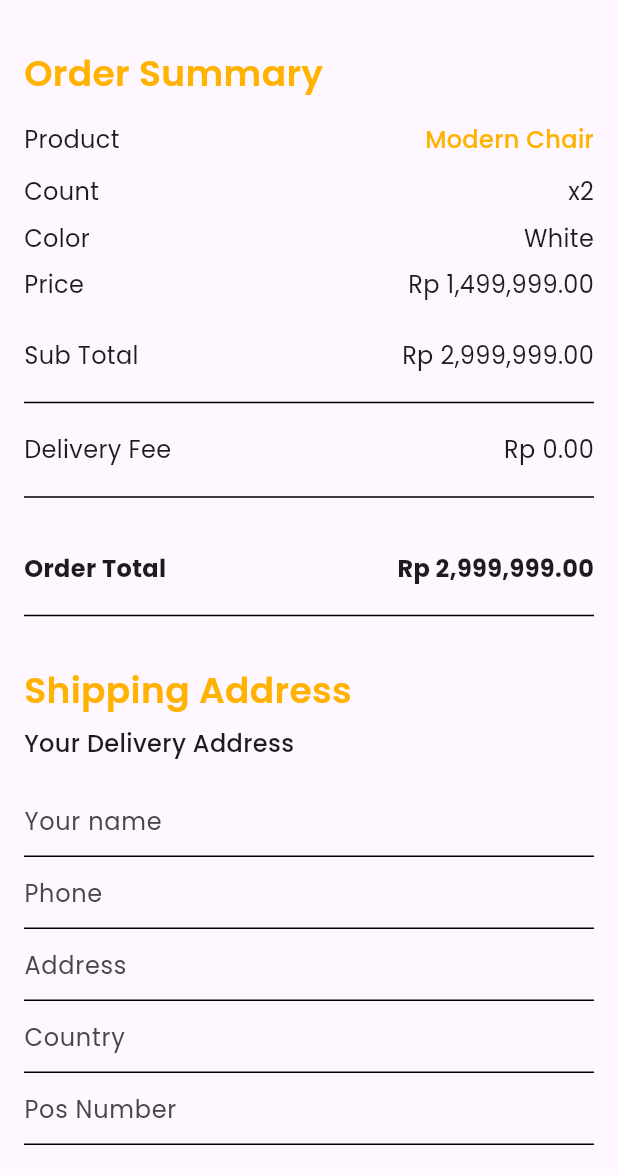
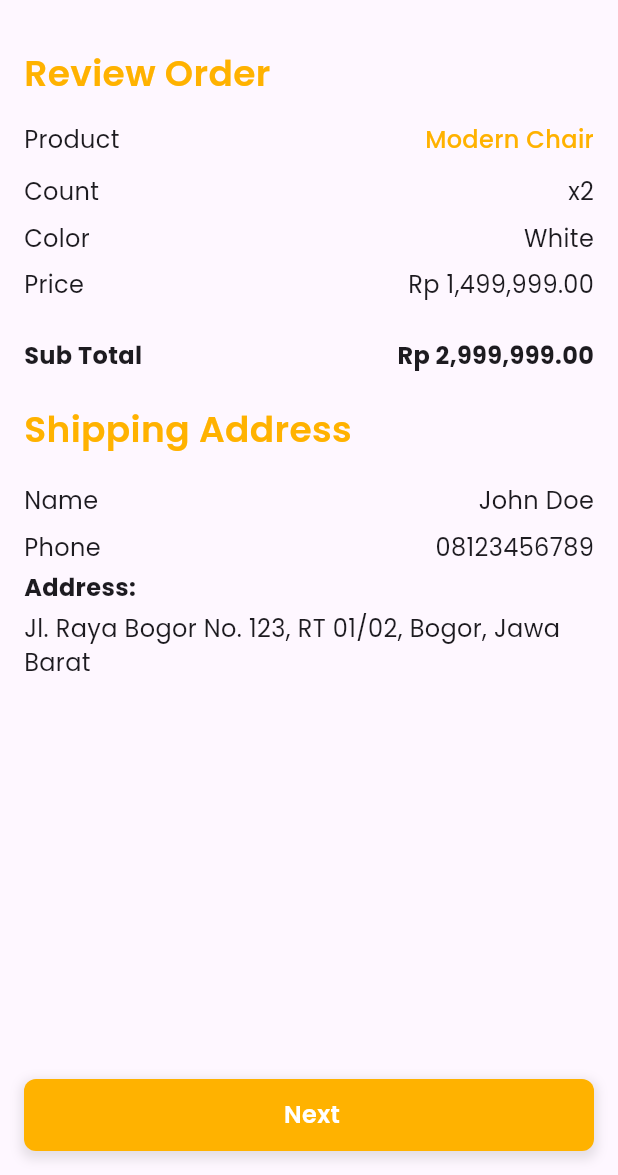
Before and after one commit to fauz2323/woodman_fe, a Flutter app: the screen it shows after launch, on a phone screen of 412 x 824 dp, the part 61-1236 px from its top. Run offline on Flutter 3.47's test engine with Material 3 defaults, Android fonts, the light colour scheme and no system bars; our stand-ins replace bloc, carousel_slider, flutter_bloc, freezed_annotation, google_fonts; generated files the repository leaves out were written again.

Commit message:
Add review order page with state management and routing

```diff
--- a/lib/helper/route_helper.dart
+++ b/lib/helper/route_helper.dart
@@ -4,6 +4,7 @@ import 'package:woodman_project_fe/main/view/pages/edit_profile/edit_profile_vie
 import 'package:woodman_project_fe/main/view/pages/empty_cart/empty_cart_view.dart';
 import 'package:woodman_project_fe/main/view/pages/home/home_view.dart';
 import 'package:woodman_project_fe/main/view/pages/product_detail/product_detail_view.dart';
+import 'package:woodman_project_fe/main/view/pages/review_order/review_order_view.dart';
 
 import '../main/view/pages/login/login_view.dart';
 import '../main/view/pages/register/register_view.dart';
@@ -19,5 +20,6 @@ class RouteHelper {
     '/edit_profile': (context) => EditProfileView(),
     '/empty_cart': (context) => const EmptyCartView(), // temporary
     '/checkout_order': (context) => const CheckoutOrderView(), // temporary
+    '/review_order': (context) => const ReviewOrderView(), // temporary
   };
 }
--- a/lib/main.dart
+++ b/lib/main.dart
@@ -20,7 +20,7 @@ class MyApp extends StatelessWidget {
         textTheme: GoogleFonts.poppinsTextTheme(),
       ),
       routes: RouteHelper.routes,
-      initialRoute: '/checkout_order',
+      initialRoute: '/review_order',
     );
   }
 }
--- /dev/null
+++ b/lib/main/view/pages/place_order/cubit/place_order_cubit.dart
@@ -0,0 +1,20 @@
+import 'package:bloc/bloc.dart';
+import 'package:freezed_annotation/freezed_annotation.dart';
+
+part 'place_order_state.dart';
+part 'place_order_cubit.freezed.dart';
+
+class PlaceOrderCubit extends Cubit<PlaceOrderState> {
+  PlaceOrderCubit() : super(const PlaceOrderState.initial());
+  void toggleBankTransfer(bool value) {
+    emit(state.copyWith(bankTransfer: value));
+  }
+
+  void toggleWhatsappAdmin(bool value) {
+    emit(state.copyWith(whatsappAdmin: value));
+  }
+
+  void toggleCashOnDelivery(bool value) {
+    emit(state.copyWith(cashOnDelivery: value));
+  }
+}
--- /dev/null
+++ b/lib/main/view/pages/place_order/cubit/place_order_state.dart
@@ -0,0 +1,13 @@
+part of 'place_order_cubit.dart';
+
+@freezed
+class PlaceOrderState with _$PlaceOrderState {
+  // loading
+  const factory PlaceOrderState.loading() = _Loading;
+  // success
+  const factory PlaceOrderState.success() = _Success;
+  // error
+  const factory PlaceOrderState.error(String message) = _Error;
+
+  const factory PlaceOrderState.initial() => const PlaceOrderState(bankTransfer: false, whatsappAdmin: true, cashOnDelivery: true);
+}
--- /dev/null
+++ b/lib/main/view/pages/review_order/cubit/review_order_cubit.dart
@@ -0,0 +1,9 @@
+import 'package:bloc/bloc.dart';
+import 'package:freezed_annotation/freezed_annotation.dart';
+
+part 'review_order_state.dart';
+part 'review_order_cubit.freezed.dart';
+
+class ReviewOrderCubit extends Cubit<ReviewOrderState> {
+  ReviewOrderCubit() : super(const ReviewOrderState.initial());
+}
--- /dev/null
+++ b/lib/main/view/pages/review_order/cubit/review_order_state.dart
@@ -0,0 +1,9 @@
+part of 'review_order_cubit.dart';
+
+@freezed
+class ReviewOrderState with _$ReviewOrderState {
+  const factory ReviewOrderState.initial() = _Initial;
+  const factory ReviewOrderState.loading() = _Loading;
+  const factory ReviewOrderState.success() = _Success;
+  const factory ReviewOrderState.error(String message) = _Error;
+}
--- /dev/null
+++ b/lib/main/view/pages/review_order/review_order_view.dart
@@ -0,0 +1,207 @@
+import 'package:flutter/material.dart';
+import 'package:flutter_bloc/flutter_bloc.dart';
+import 'package:google_fonts/google_fonts.dart';
+import 'package:woodman_project_fe/main/view/widged/my_button_widget.dart';
+
+import '../checkout_order/cubit/checkout_order_cubit.dart';
+
+class ReviewOrderView extends StatelessWidget {
+  const ReviewOrderView({super.key});
+
+  @override
+  Widget build(BuildContext context) {
+    return BlocProvider(
+      create: (context) => CheckoutOrderCubit(),
+      child: Builder(
+        builder: (context) => _build(context),
+      ),
+    );
+  }
+
+  Widget _build(BuildContext context) {
+    final TextEditingController nameController = TextEditingController();
+    final TextEditingController phoneController = TextEditingController();
+    final TextEditingController addressController = TextEditingController();
+    final TextEditingController countryController = TextEditingController();
+    final TextEditingController posNumberController = TextEditingController();
+
+    return Scaffold(
+      appBar: AppBar(
+        automaticallyImplyLeading: true,
+        title: Text(
+          'Checkout',
+          style: GoogleFonts.poppins(
+            fontSize: 20,
+            fontWeight: FontWeight.w600,
+          ),
+        ),
+      ),
+      body: BlocConsumer<CheckoutOrderCubit, CheckoutOrderState>(
+        listener: (context, state) {
+          // Handle state changes if needed
+        },
+        builder: (context, state) {
+          return state.maybeWhen(
+            initial: () => _loaded(
+              context,
+              nameController,
+              phoneController,
+              addressController,
+              countryController,
+              posNumberController,
+            ),
+            loading: () => const Center(
+              child: CircularProgressIndicator(),
+            ),
+            error: (message) => Center(
+              child: Text(message),
+            ),
+            orElse: () => const SizedBox(),
+          );
+        },
+      ),
+    );
+  }
+
+  Widget _loaded(
+    BuildContext context,
+    TextEditingController nameController,
+    TextEditingController phoneController,
+    TextEditingController addressController,
+    TextEditingController countryController,
+    TextEditingController posNumberController,
+  ) {
+    return Column(
+      children: [
+        Expanded(
+          child: SingleChildScrollView(
+            child: Padding(
+              padding: const EdgeInsets.all(16),
+              child: Column(
+                crossAxisAlignment: CrossAxisAlignment.start,
+                mainAxisAlignment: MainAxisAlignment.spaceBetween,
+                children: [
+                  Column(
+                    crossAxisAlignment: CrossAxisAlignment.start,
+                    children: [
+                      _buildOrderSummaryHeader('Review Order'),
+                      const SizedBox(height: 16),
+                      _buildProductRow('Product', 'Modern Chair'),
+                      const SizedBox(height: 8),
+                      _buildDetailRow('Count', 'x2'),
+                      _buildDetailRow('Color', 'White'),
+                      _buildDetailRow('Price', 'Rp 1,499,999.00'),
+                      const SizedBox(height: 16),
+                      _buildTotalRow('Sub Total', 'Rp 2,999,999.00',
+                          isBold: true),
+                      const SizedBox(height: 16),
+                      _buildOrderSummaryHeader('Shipping Address'),
+                      const SizedBox(height: 16),
+                      _buildDetailRow('Name', 'John Doe'),
+                      _buildDetailRow('Phone', '08123456789'),
+                      // label: Address
+                      Text('Address:',
+                          style: GoogleFonts.poppins(
+                              fontSize: 16, fontWeight: FontWeight.bold)),
+                      // Value: Address
+                      const SizedBox(height: 4),
+                      Text(
+                        'Jl. Raya Bogor No. 123, RT 01/02, Bogor, Jawa Barat',
+                        style: GoogleFonts.poppins(fontSize: 16),
+                      ),
+                    ],
+                  ),
+                ],
+              ),
+            ),
+          ),
+        ),
+        Padding(
+          padding: const EdgeInsets.all(16.0),
+          child: MyButtonWidget(
+            onTap: () {
+              // Handle next button tap
+            },
+            text: 'Next',
+            radius: 8,
+          ),
+        ),
+      ],
+    );
+  }
+
+  Widget _buildOrderSummaryHeader(String title) {
+    return Text(
+      title,
+      style: GoogleFonts.poppins(
+        fontSize: 24,
+        fontWeight: FontWeight.w600,
+        color: const Color(0xffFFB200),
+      ),
+    );
+  }
+
+  Widget _buildProductRow(String label, String value) {
+    return Row(
+      mainAxisAlignment: MainAxisAlignment.spaceBetween,
+      children: [
+        Text(
+          label,
+          style: GoogleFonts.poppins(fontSize: 16),
+        ),
+        Text(
+          value,
+          style: GoogleFonts.poppins(
+            fontSize: 16,
+            fontWeight: FontWeight.w500,
+            color: const Color(0xffFFB200),
+          ),
+        ),
+      ],
+    );
+  }
+
+  Widget _buildDetailRow(String label, String value) {
+    return Padding(
+      padding: const EdgeInsets.symmetric(vertical: 4),
+      child: Row(
+        mainAxisAlignment: MainAxisAlignment.spaceBetween,
+        children: [
+          Text(
+            label,
+            style: GoogleFonts.poppins(fontSize: 16),
+          ),
+          Text(
+            value,
+            style: GoogleFonts.poppins(fontSize: 16),
+          ),
+        ],
+      ),
+    );
+  }
+
+  Widget _buildTotalRow(String label, String value, {bool isBold = false}) {
+    return Padding(
+      padding: const EdgeInsets.symmetric(vertical: 4),
+      child: Row(
+        mainAxisAlignment: MainAxisAlignment.spaceBetween,
+        children: [
+          Text(
+            label,
+            style: GoogleFonts.poppins(
+              fontSize: 16,
+              fontWeight: isBold ? FontWeight.bold : FontWeight.normal,
+            ),
+          ),
+          Text(
+            value,
+            style: GoogleFonts.poppins(
+              fontSize: 16,
+              fontWeight: isBold ? FontWeight.bold : FontWeight.normal,
+            ),
+          ),
+        ],
+      ),
+    );
+  }
+}
```
Also changed, not shown: lib/main/view/pages/place_order/place_order_view.dart (added), lib/main/view/pages/review_order/cubit/review_order_cubit.freezed.dart (added).
